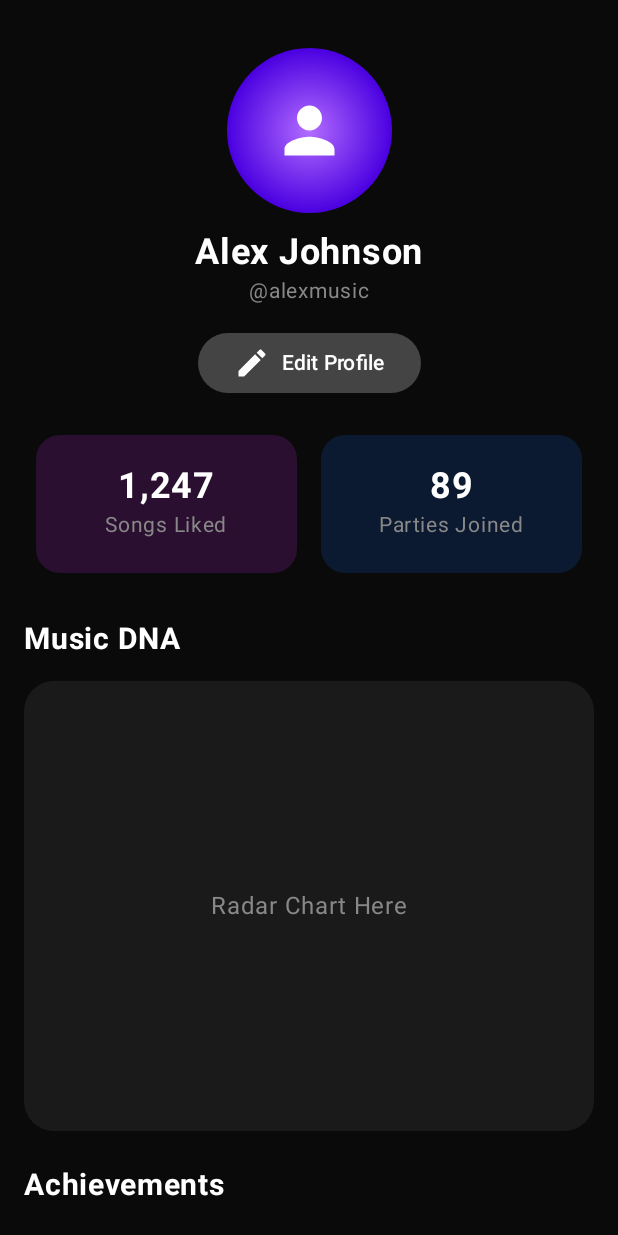
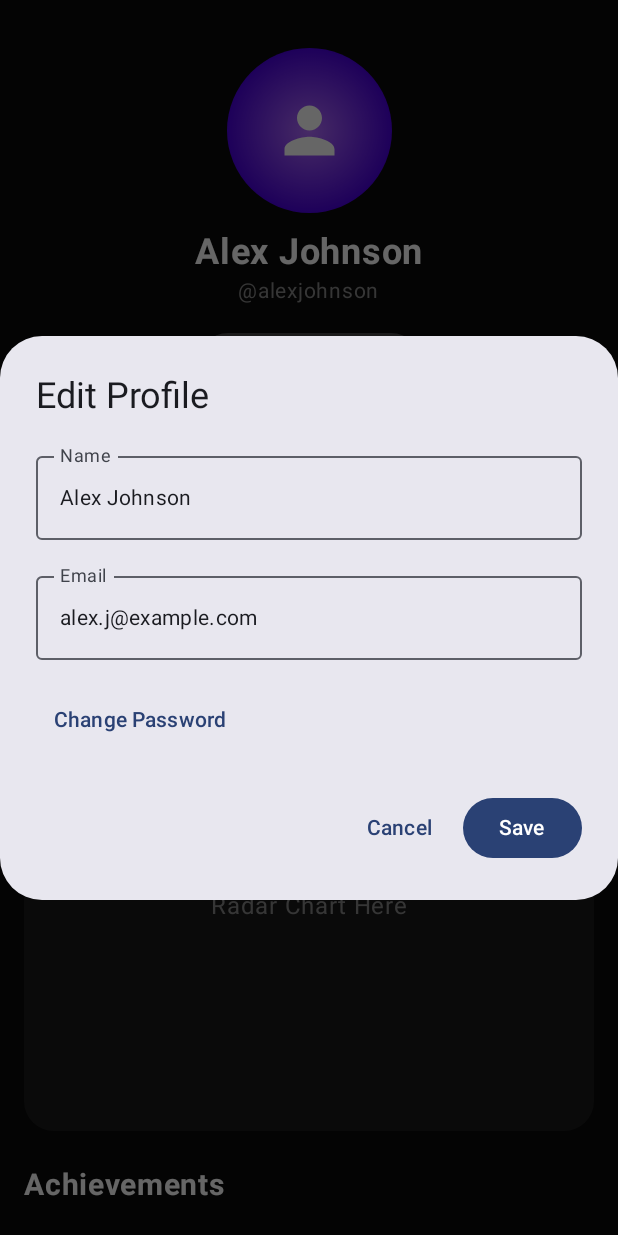
Before and after one commit to tDn412/TinSic, an Android app built with Jetpack Compose: the composable ProfileScreen shown on its own in the app's theme, after a tap on "Edit Profile", on a phone screen of 412 x 824 dp. Run offline under Robolectric (Android 15) with nearby library versions, the phone set to English and light mode, and no system bars.

Commit message:
Adding editting profiles

```diff
--- /dev/null
+++ b/Music DNA/app/src/main/java/com/example/musicdna/model/User.kt
@@ -0,0 +1,12 @@
+package com.example.musicdna.model
+
+import java.time.LocalDateTime
+
+data class User(
+    val userId: String,
+    var name: String,
+    var email: String,
+    // var password_hash: String, // Có thể lưu dạng hash thay vì raw password
+    val avatarUrl: String? = null, // Dùng String để lưu đường dẫn
+    val accountCreationDate: LocalDateTime = LocalDateTime.now()
+)
--- /dev/null
+++ b/Music DNA/app/src/main/java/com/example/musicdna/ui/profile/EditProfileDialog.kt
@@ -0,0 +1,66 @@
+package com.example.musicdna.ui.profileimport
+
+import androidx.compose.foundation.layout.Arrangement
+import androidx.compose.foundation.layout.Column
+import androidx.compose.foundation.layout.fillMaxWidth
+import androidx.compose.runtime.getValue
+import androidx.compose.runtime.setValue
+import androidx.compose.material3.*
+import androidx.compose.runtime.*
+import androidx.compose.ui.Modifier
+import androidx.compose.ui.unit.dp
+import com.example.musicdna.model.User
+
+@Composable
+fun EditProfileDialog(
+    user: User,
+    onDismiss: () -> Unit, // Hàm được gọi khi người dùng muốn đóng dialog
+    onSave: (newName: String, newEmail: String) -> Unit // Hàm được gọi khi lưu
+) {
+    // Các biến trạng thái tạm thời để giữ giá trị người dùng nhập vào
+    var tempName by remember { mutableStateOf(user.name) }
+    var tempEmail by remember { mutableStateOf(user.email) }
+
+    AlertDialog(
+        onDismissRequest = onDismiss,
+        title = { Text("Edit Profile") },
+        text = {
+            Column(verticalArrangement = Arrangement.spacedBy(16.dp)) {
+                // Ô nhập liệu cho Tên
+                OutlinedTextField(
+                    value = tempName,
+                    onValueChange = { tempName = it },
+                    label = { Text("Name") },
+                    modifier = Modifier.fillMaxWidth()
+                )
+
+                // Ô nhập liệu cho Email
+                OutlinedTextField(
+                    value = tempEmail,
+                    onValueChange = { tempEmail = it },
+                    label = { Text("Email") },
+                    modifier = Modifier.fillMaxWidth()
+                )
+
+                // Có thể thêm nút "Change Password" ở đây
+                TextButton(onClick = { /* TODO: Điều hướng đến màn hình đổi mật khẩu */ }) {
+                    Text("Change Password")
+                }
+            }
+        },
+        confirmButton = {
+            Button(
+                onClick = {
+                    onSave(tempName, tempEmail) // Gọi hàm lưu với dữ liệu mới
+                }
+            ) {
+                Text("Save")
+            }
+        },
+        dismissButton = {
+            TextButton(onClick = onDismiss) {
+                Text("Cancel")
+            }
+        }
+    )
+}
--- a/Music DNA/app/src/main/java/com/example/musicdna/ui/profile/HeaderSection.kt
+++ b/Music DNA/app/src/main/java/com/example/musicdna/ui/profile/HeaderSection.kt
@@ -1,5 +1,6 @@
 package com.example.musicdna.ui.profile
 
+// ... các import khác
 import androidx.compose.foundation.background
 import androidx.compose.foundation.layout.Box
 import androidx.compose.foundation.layout.Column
@@ -26,9 +27,13 @@ import androidx.compose.ui.graphics.Color
 import androidx.compose.ui.text.font.FontWeight
 import androidx.compose.ui.unit.dp
 import androidx.compose.ui.unit.sp
+import com.example.musicdna.model.User
 
 @Composable
-fun HeaderSection() {
+fun HeaderSection(
+    user: User, // Nhận vào đối tượng User
+    onEditProfileClick: () -> Unit // Nhận vào một hàm callback
+) {
     Column(
         horizontalAlignment = Alignment.CenterHorizontally,
         modifier = Modifier.fillMaxWidth().padding(top = 32.dp)
@@ -45,22 +50,30 @@ fun HeaderSection() {
                 ),
             contentAlignment = Alignment.Center
         ) {
-            Icon(
-                imageVector = Icons.Default.Person,
-                contentDescription = null,
-                tint = Color.White,
-                modifier = Modifier.size(50.dp)
-            )
+            // Kiểm tra nếu avatarUrl là null thì dùng icon mặc định
+            if (user.avatarUrl == null) {
+                Icon(
+                    imageVector = Icons.Default.Person, // Icon mặc định
+                    contentDescription = "Default Avatar",
+                    tint = Color.White,
+                    modifier = Modifier.size(50.dp)
+                )
+            } else {
+                // TODO: Dùng thư viện Coil hoặc Glide để tải ảnh từ user.avatarUrl
+                // AsyncImage(model = user.avatarUrl, contentDescription = "User Avatar")
+            }
         }
 
         Spacer(modifier = Modifier.height(12.dp))
 
-        Text("Alex Johnson", color = Color.White, fontSize = 24.sp, fontWeight = FontWeight.Bold)
-        Text("@alexmusic", color = Color.Gray, fontSize = 14.sp)
+        // Hiển thị tên từ đối tượng user
+        Text(user.name, color = Color.White, fontSize = 24.sp, fontWeight = FontWeight.Bold)
+        // Bạn có thể tạo username từ email hoặc thêm một trường mới trong User model
+        Text("@${user.name.lowercase().replace(" ", "")}", color = Color.Gray, fontSize = 14.sp)
 
         Spacer(modifier = Modifier.height(12.dp))
         Button(
-            onClick = { /* Edit profile */ },
+            onClick = onEditProfileClick, // Gọi callback khi bấm nút
             shape = RoundedCornerShape(20.dp),
             colors = ButtonDefaults.buttonColors(containerColor = Color.DarkGray)
         ) {
--- a/Music DNA/app/src/main/java/com/example/musicdna/ui/profile/ProfileScreen.kt
+++ b/Music DNA/app/src/main/java/com/example/musicdna/ui/profile/ProfileScreen.kt
@@ -9,14 +9,35 @@ import androidx.compose.foundation.layout.padding
 import androidx.compose.foundation.rememberScrollState
 import androidx.compose.foundation.verticalScroll
 import androidx.compose.runtime.Composable
+import androidx.compose.runtime.getValue
+import androidx.compose.runtime.mutableStateOf
+import androidx.compose.runtime.remember
+import androidx.compose.runtime.setValue
 import androidx.compose.ui.Modifier
 import androidx.compose.ui.graphics.Color
 import androidx.compose.ui.tooling.preview.Preview
 import androidx.compose.ui.unit.dp
+import com.example.musicdna.model.User // Giả sử bạn đã tạo file User.kt
+import com.example.musicdna.ui.profileimport.EditProfileDialog
 
 @Composable
 fun ProfileScreen() {
     val scrollState = rememberScrollState()
+
+    // 1. Dữ liệu người dùng (giả lập, sau này có thể lấy từ ViewModel)
+    var user by remember {
+        mutableStateOf(
+            User(
+                userId = "uid123",
+                name = "Alex Johnson",
+                email = "alex.j@example.com",
+                avatarUrl = null
+            )
+        )
+    }
+
+    // 2. Trạng thái để điều khiển việc hiển thị dialog
+    var showEditDialog by remember { mutableStateOf(false) }
 
     Column(
         modifier = Modifier
@@ -25,7 +46,13 @@ fun ProfileScreen() {
             .background(Color(0xFF0A0A0A))
             .padding(bottom = 80.dp)
     ) {
-        HeaderSection()
+        // 3. Truyền dữ liệu user và lambda function để mở dialog
+        HeaderSection(
+            user = user,
+            onEditProfileClick = {
+                showEditDialog = true
+            }
+        )
         Spacer(modifier = Modifier.height(16.dp))
 
         StatsSection()
@@ -36,6 +63,19 @@ fun ProfileScreen() {
 
         AchievementSection()
         Spacer(modifier = Modifier.height(16.dp))
+    }
+
+    // 4. Hiển thị dialog nếu `showEditDialog` là true
+    if (showEditDialog) {
+        EditProfileDialog(
+            user = user,
+            onDismiss = { showEditDialog = false }, // Ẩn dialog khi hủy
+            onSave = { newName, newEmail ->
+                // Cập nhật lại thông tin user
+                user = user.copy(name = newName, email = newEmail)
+                showEditDialog = false // Đóng dialog sau khi lưu
+            }
+        )
     }
 }
 
```
